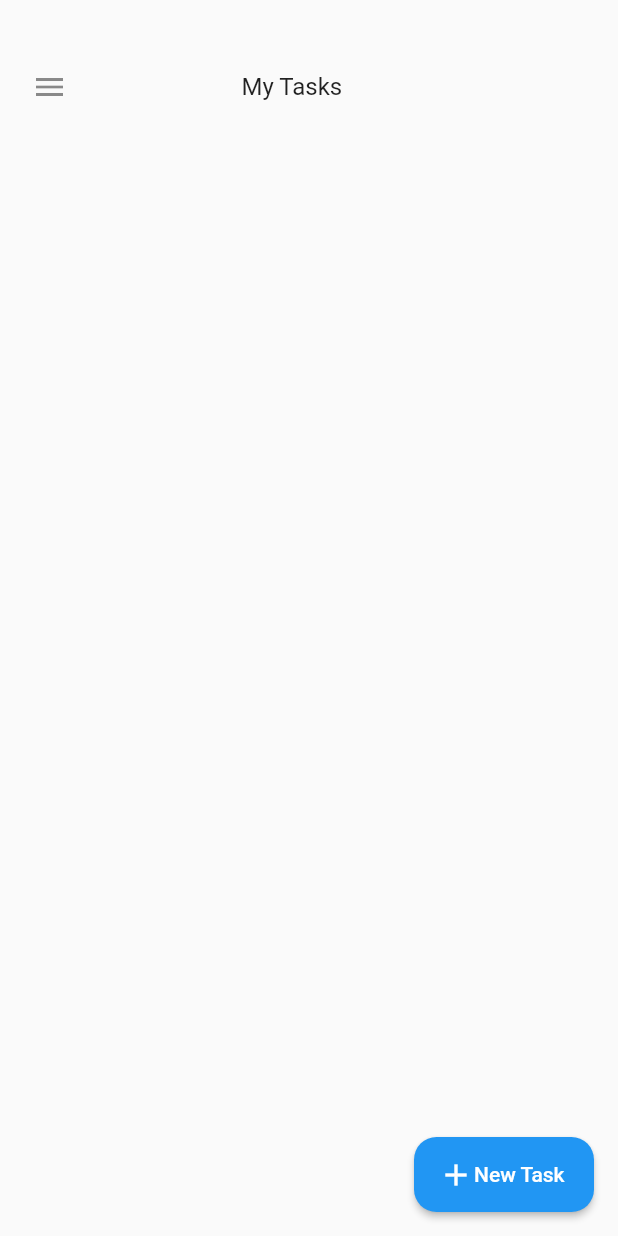
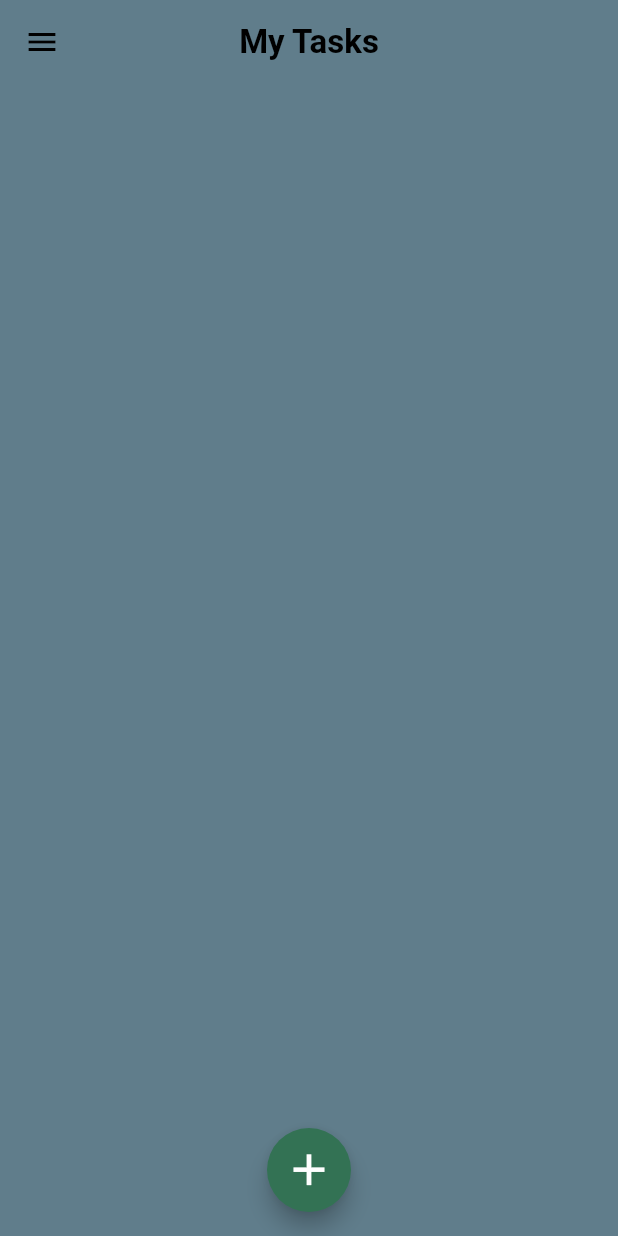
Before and after one commit to HiltonThallyson/mytodolist, a Flutter app: the screen it shows after launch, on a phone screen of 412 x 824 dp. Run offline on Flutter 3.47's test engine with Material 2 defaults, Android fonts, the phone set to English and light mode, and no system bars.

Commit message:
Feat[main] - Changing theme

```diff
--- a/lib/main.dart
+++ b/lib/main.dart
@@ -1,6 +1,7 @@
 import 'package:flutter/material.dart';
 
-import 'screens/main_screen.dart';
+import './screens/main_screen.dart';
+import './themes/colors.dart';
 
 void main() {
   runApp(MyApp());
@@ -12,6 +13,34 @@ class MyApp extends StatelessWidget {
     return MaterialApp(
       title: 'TODO list',
       debugShowCheckedModeBanner: false,
+      theme: ThemeData(
+          elevatedButtonTheme: ElevatedButtonThemeData(
+              style: ElevatedButton.styleFrom(
+            onPrimary: Colors.black,
+            primary: Colors.grey[600],
+            alignment: Alignment.center,
+            fixedSize: const Size(120, 50),
+            shape:
+                RoundedRectangleBorder(borderRadius: BorderRadius.circular(15)),
+          )),
+          drawerTheme: const DrawerThemeData(backgroundColor: secondaryColor),
+          scaffoldBackgroundColor: primaryColor,
+          appBarTheme: const AppBarTheme(
+            centerTitle: true,
+            backgroundColor: Colors.transparent,
+            elevation: 0,
+            titleTextStyle: TextStyle(
+                color: Colors.black, fontSize: 22, fontWeight: FontWeight.bold),
+            iconTheme: IconThemeData(color: Colors.black),
+          ),
+          colorScheme: ColorScheme.fromSwatch(primarySwatch: primaryColor)
+              .copyWith(
+                  secondary: secondaryColor, tertiary: Colors.blueGrey[900]),
+          textTheme: const TextTheme(
+              bodyText2: TextStyle(
+                  color: Colors.white,
+                  fontSize: 16,
+                  fontWeight: FontWeight.bold))),
       home: MainScreen(),
     );
   }
--- a/lib/screens/main_screen.dart
+++ b/lib/screens/main_screen.dart
@@ -21,35 +21,23 @@ class _MainScreenState extends State<MainScreen> {
   @override
   Widget build(BuildContext context) {
     return Scaffold(
-      body: Column(
-        children: [
-          Container(
-              margin: const EdgeInsets.only(top: 20),
-              alignment: Alignment.center,
-              height: 50,
-              padding: const EdgeInsets.symmetric(vertical: 10, horizontal: 5),
-              child: const ListTile(
-                leading: Icon(Icons.menu),
-                title: Text('My Tasks'),
-                horizontalTitleGap: 100,
-              )),
-          Container(alignment: Alignment.topLeft, child: TasksList(_tasks)),
-        ],
+      appBar: AppBar(title: const Text('My Tasks')),
+      drawer: Drawer(child: Text('Teste')),
+      body: Container(
+        alignment: Alignment.topLeft,
+        child: TasksList(_tasks),
       ),
-      floatingActionButton: ElevatedButton(
-        style: ButtonStyle(
-            fixedSize: MaterialStateProperty.all<Size>(const Size(120, 50)),
-            shape: MaterialStateProperty.all<RoundedRectangleBorder>(
-                RoundedRectangleBorder(
-                    borderRadius: BorderRadius.circular(15)))),
-        child: Row(
-          children: const [Icon(Icons.add), Text('New Task')],
+      floatingActionButton: FloatingActionButton(
+        child: const Icon(
+          Icons.add,
+          size: 35,
         ),
         onPressed: () {
           showModalBottomSheet(
               context: context, builder: (context) => TaskForm(_addNewTask));
         },
       ),
+      floatingActionButtonLocation: FloatingActionButtonLocation.centerFloat,
     );
   }
 }
--- /dev/null
+++ b/lib/themes/colors.dart
@@ -0,0 +1,4 @@
+import 'package:flutter/material.dart';
+
+const primaryColor = Colors.blueGrey;
+const secondaryColor = Color(0xFF337254);
```
Also changed, not shown: lib/components/tasks_list.dart (+15 -9 lines).
